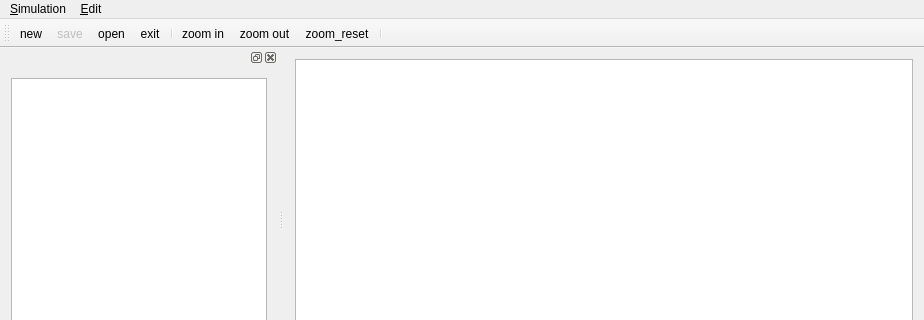
Above: src/gui/mainwindow.ui from gregorburger/CityDrain3 before the change; both pictures show x 0 to 924 and y 0 to 320 of the 924 by 650 pixel window. Below: the same form after it.
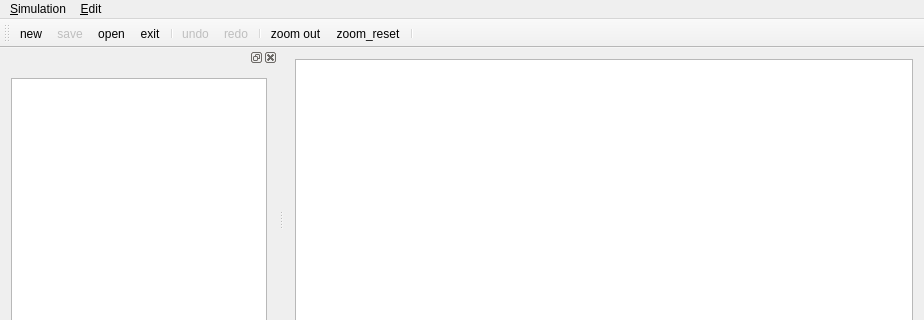
That is the form after the change. Icons and pictures are not drawn.

Commit message:
mainwindow undo/redo changes
- move undo/redo actions to toolbar
- let QUndoStack decide wheter undo/redo actions
are disabled or enabled

```diff
--- a/src/gui/mainwindow.ui
+++ b/src/gui/mainwindow.ui
@@ -127,7 +127,9 @@
    <addaction name="action_open"/>
    <addaction name="action_exit"/>
    <addaction name="separator"/>
-   <addaction name="actionZoom_in"/>
+   <addaction name="actionUndo"/>
+   <addaction name="actionRedo"/>
+   <addaction name="separator"/>
    <addaction name="actionZoom_out"/>
    <addaction name="actionZoom_reset"/>
    <addaction name="separator"/>
```
Lines whose indentation alone changed are shown as unchanged. The commit also changes 1 other file.
